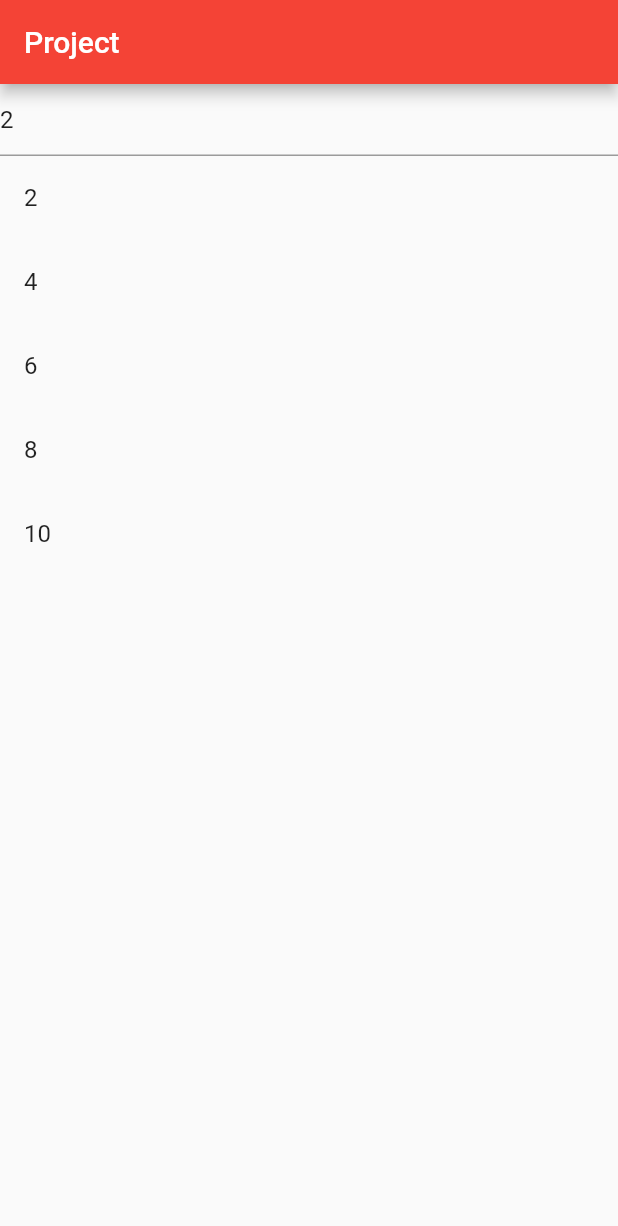
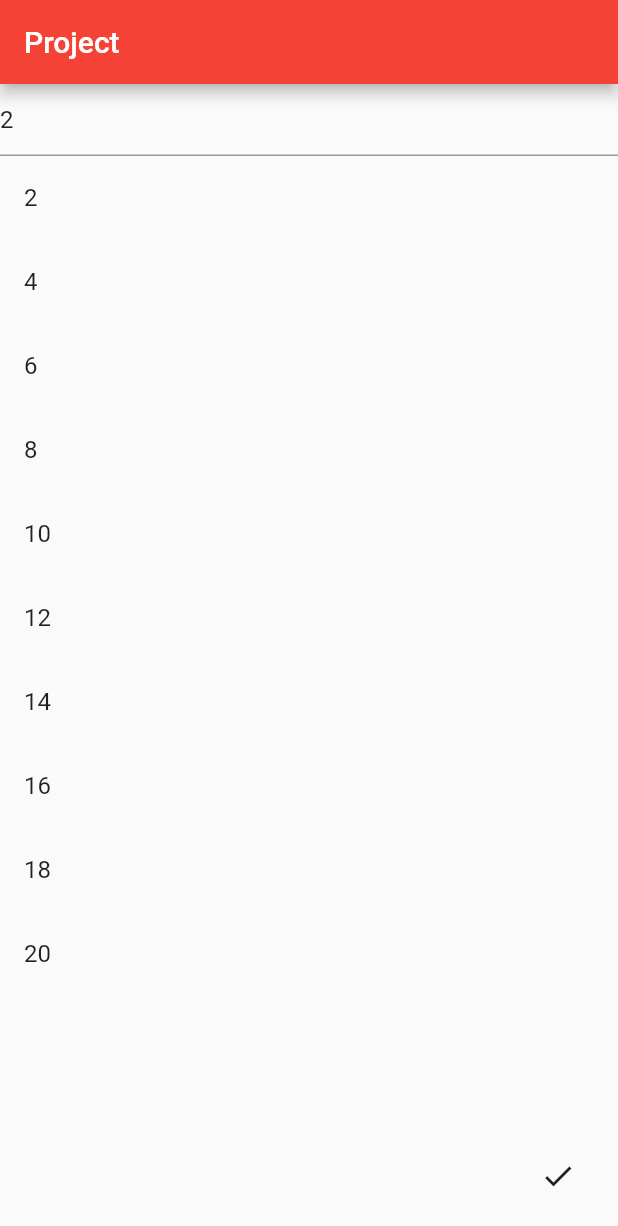
Before and after one commit to paradigm-lab/FlutterApps, a Flutter app: the screen it shows after launch, on a phone screen of 412 x 824 dp. Shown: the top 1226 px of the screen. Run offline on Flutter 3.47's test engine with Material 2 defaults, Android fonts, the phone set to English and light mode, and no system bars; our stand-ins replace toast.

Commit message:
Changed the SizedBox to Expanded whereby it's not taking the height and adding the floatingActionButton that takes an icon and onPressed funtion which takes a function but we passed an annonymous function for the setState inbuild method that renders the build method again

```diff
--- a/lib/my_project.dart
+++ b/lib/my_project.dart
@@ -42,8 +42,8 @@ class _MyHomeAppState extends State<MyHomeApp> {
             ),
 
             // SizedBox is used to specify the width and height of every widget
-            SizedBox(
-              height: 300.0,
+            Expanded(
+              //height: 300.0,
              child: ListView.builder(
                 itemCount: 10,
                 itemBuilder: (BuildContext context, int index) => ListTile(
@@ -54,6 +54,14 @@ class _MyHomeAppState extends State<MyHomeApp> {
           ],
         ),
       ),
+
+      floatingActionButton: IconButton(
+        icon: const Icon(Icons.done),
+        onPressed: () => {
+          setState(() {}),
+        },
+      ),
+
     );
   }
 
```
